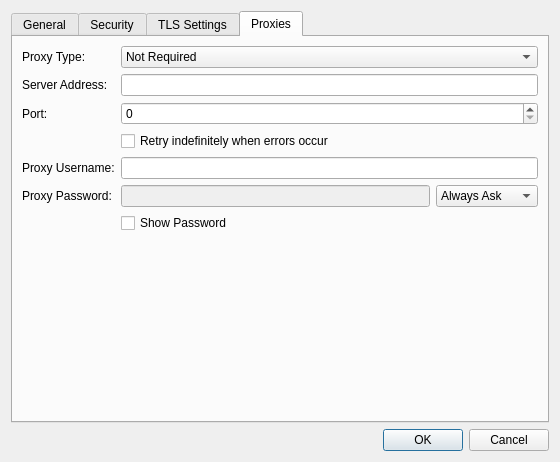
Old version of the form vpn/openvpn/openvpnadvanced.ui in the repository KDE/plasma-nm.
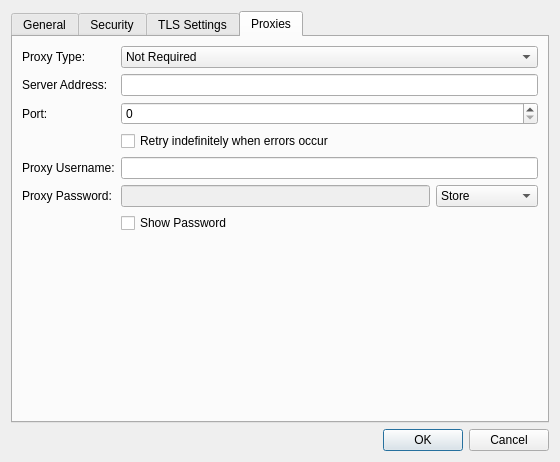
New version of the form. The open tabs and pages were chosen to show the change. Custom widgets are drawn as their Qt base class.

Commit message: Be consistent when using a combobox to select between Store, AlwaysAsk and NotRequired store modes for secrets.

Patch:
```diff
--- a/vpn/openvpn/openvpnadvanced.ui
+++ b/vpn/openvpn/openvpnadvanced.ui
@@ -531,6 +531,11 @@
          </item>
          <item>
           <widget class="KComboBox" name="proxyPasswordStorage">
+           <item>
+            <property name="text">
+             <string>Store</string>
+            </property>
+           </item>
            <item>
             <property name="text">
              <string>Always Ask</string>
```
Left out of the diff: 8 changed lines with no effect on the pictures. The commit also changes 12 other files.
